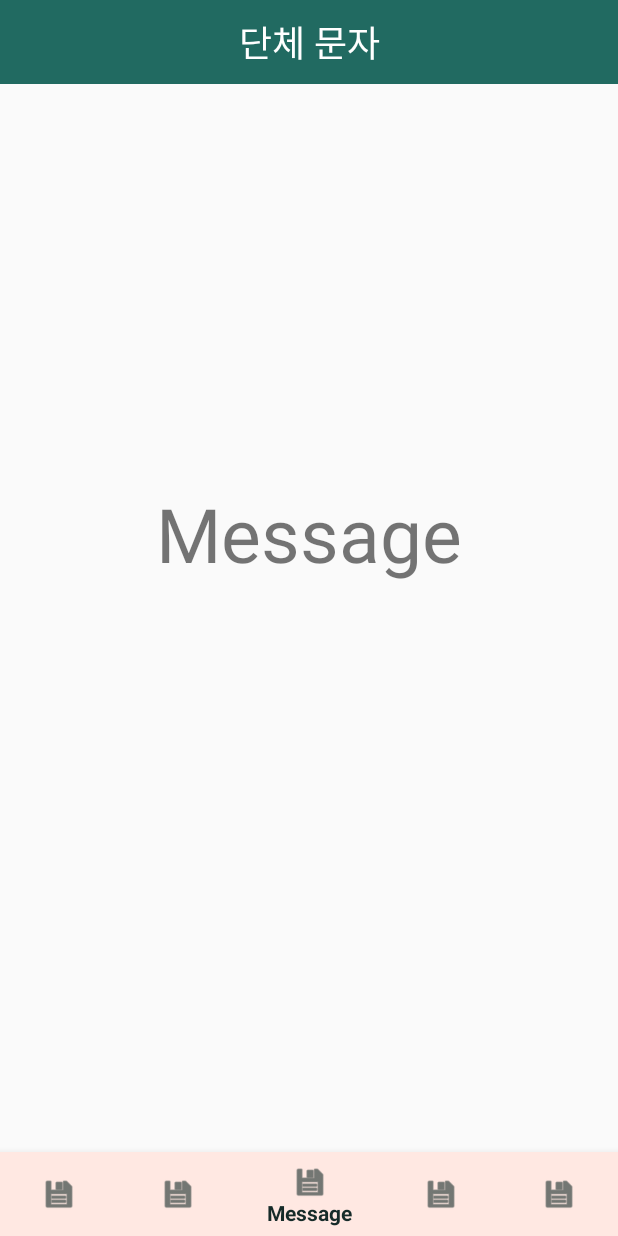
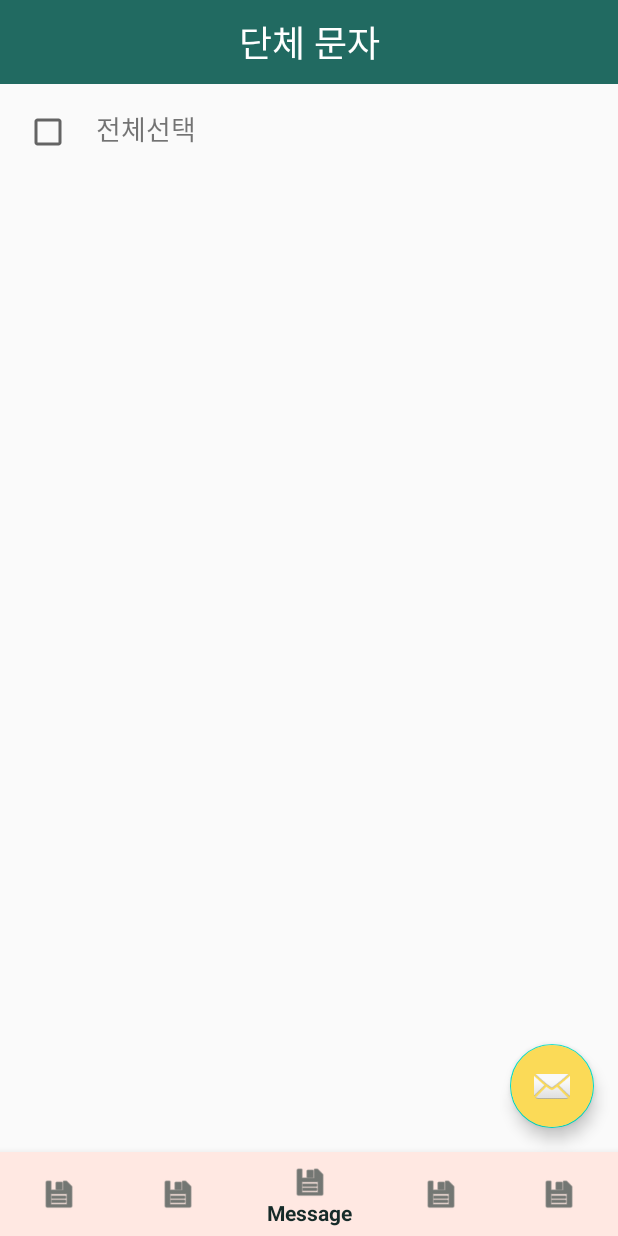
Before and after one commit to CyberVickey/attendance, an Android app: the MainActivity screen opened directly, with no data from a screen before it, item 3 of the bottom bar chosen, on a phone screen of 412 x 824 dp. Run offline under Robolectric (Android 15) with nearby library versions, the phone set to English and light mode, and no system bars.

```diff
--- /dev/null
+++ b/app/src/main/java/com/jmnl2020/attendanceapp3/AdapterMessageFragment.java
@@ -0,0 +1,54 @@
+package com.jmnl2020.attendanceapp3;
+
+import android.content.Context;
+import android.view.LayoutInflater;
+import android.view.View;
+import android.view.ViewGroup;
+import android.widget.BaseAdapter;
+import android.widget.TextView;
+
+import java.util.ArrayList;
+
+public class AdapterMessageFragment extends BaseAdapter {
+
+    //adapter에 추가된 데이터를 저장하기 위한 ArrayList
+    ArrayList<ItemMessageFragment> items = new ArrayList<>();
+
+    public AdapterMessageFragment() { // constructor
+
+    }
+
+    @Override
+    public int getCount() {
+        //1.
+        return items.size();
+    }
+
+    @Override
+    public Object getItem(int position) {
+        return items.get(position);
+    }
+
+    @Override//3. 지정한 위치(position)에 있는 데이터와 관계된 아이템 ID를 리턴 : 필수 !!!
+    public long getItemId(int position) {
+        return position;
+    }
+
+    @Override
+    public View getView(int position, View convertView, ViewGroup parent) {
+        //2. position에 위치한 데이터를 화면에 출력하는데 사용될 View를 리턴 : 필수!!
+        final int pos = position;
+        final Context context = parent.getContext();
+
+        // listview item 레이아웃을 inflate -> convertView 참조를 가져와야함
+        if (convertView == null) {
+            LayoutInflater inflater = (LayoutInflater) context.getSystemService(Context.LAYOUT_INFLATER_SERVICE);
+            convertView = inflater.inflate(R.layout.item_message, parent, false);
+        }
+
+        //화면에 표시될 View (Layout이 inflate된 뷰) 로부터 위젯에 대한 참조 획득
+        TextView tv = convertView.findViewById(R.id.tv_nameMsg);
+
+        return convertView;
+    }
+}
--- a/app/src/main/java/com/jmnl2020/attendanceapp3/FragmentMessage.java
+++ b/app/src/main/java/com/jmnl2020/attendanceapp3/FragmentMessage.java
@@ -5,17 +5,32 @@ import android.os.Bundle;
 import android.view.LayoutInflater;
 import android.view.View;
 import android.view.ViewGroup;
+import android.widget.ListView;
 
 import androidx.annotation.NonNull;
 import androidx.annotation.Nullable;
 import androidx.fragment.app.Fragment;
 
+import java.util.ArrayList;
+
 public class FragmentMessage extends Fragment {
 
     Context context;
 
+    ListView listView;
+    ArrayList<ItemMessageFragment> listItem = new ArrayList<>();
+    AdapterMessageFragment adapter = new AdapterMessageFragment();;
+
     public FragmentMessage(Context context) {
         this.context = context;
+    }
+
+    @Override
+    public void onCreate(@Nullable Bundle savedInstanceState) {
+        super.onCreate(savedInstanceState);
+
+        listItem.add(new ItemMessageFragment("김학생"));
+
     }
 
     @Nullable
@@ -23,6 +38,9 @@ public class FragmentMessage extends Fragment {
     public View onCreateView(@NonNull LayoutInflater inflater, @Nullable ViewGroup container, @Nullable Bundle savedInstanceState) {
         View view = inflater.inflate(R.layout.fragment_message, container, false);
 
+        listView = view.findViewById(R.id.listview_msgfg);
+        listView.setAdapter(adapter);
+
         return view;
     }
 }
--- /dev/null
+++ b/app/src/main/java/com/jmnl2020/attendanceapp3/ItemMessageFragment.java
@@ -0,0 +1,18 @@
+package com.jmnl2020.attendanceapp3;
+
+public class ItemMessageFragment {
+
+    String name;
+
+    public ItemMessageFragment(String name) {
+        this.name = name;
+    }
+
+    public String getName() {
+        return name;
+    }
+
+    public void setName(String name) {
+        this.name = name;
+    }
+}
--- a/app/src/main/java/com/jmnl2020/attendanceapp3/MainActivity.java
+++ b/app/src/main/java/com/jmnl2020/attendanceapp3/MainActivity.java
@@ -48,6 +48,7 @@ public class MainActivity extends AppCompatActivity {
 
                 //프레그먼트 작업 트랜잭션 시작
                 FragmentTransaction tran = fragmentManager.beginTransaction();
+                tran.addToBackStack(null); // fragment를 백 스택에 저장
 
                 switch ( menuItem.getItemId() ){
                     case R.id.menu_calendar:
--- /dev/null
+++ b/app/src/main/res/drawable/line_divider.xml
@@ -0,0 +1,11 @@
+<?xml version="1.0" encoding="utf-8"?>
+<shape xmlns:android="http://schemas.android.com/apk/res/android"
+    android:shape="rectangle">
+
+    <size
+        android:width="1dp"
+        android:height="1dp" />
+
+    <solid android:color="@color/myColorDeepdark" />
+
+</shape>
--- a/app/src/main/res/layout/activity_main.xml
+++ b/app/src/main/res/layout/activity_main.xml
@@ -11,11 +11,10 @@
     <RelativeLayout
         android:id="@+id/container"
         android:layout_width="match_parent"
-        android:layout_height="match_parent"
+        android:layout_height="0dp"
+
         android:layout_weight="1"
-        android:layout_marginBottom="?attr/actionBarSize"
-        android:backgroundTint="@color/cardview_dark_background"
-        >
+        android:backgroundTint="@color/cardview_dark_background">
 
 
     </RelativeLayout>
--- a/app/src/main/res/layout/fragment_message.xml
+++ b/app/src/main/res/layout/fragment_message.xml
@@ -1,9 +1,11 @@
 <?xml version="1.0" encoding="utf-8"?>
 <RelativeLayout xmlns:android="http://schemas.android.com/apk/res/android"
     android:layout_width="match_parent"
-    android:layout_height="match_parent">
+    android:layout_height="match_parent"
+    xmlns:app="http://schemas.android.com/apk/res-auto">
 
     <TextView
+        android:id="@+id/tv_appbar"
         android:layout_width="match_parent"
         android:layout_height="?android:actionBarSize"
         android:text="@string/fragment3"
@@ -13,11 +15,42 @@
         android:background="@color/myColorDark"
         android:layout_alignParentTop="true"/>
 
+    <CheckBox
+        android:id="@+id/cb"
+        android:layout_width="wrap_content"
+        android:layout_height="wrap_content"
+        android:layout_margin="16dp"
+        android:layout_below="@id/tv_appbar"
+        />
+
     <TextView
         android:layout_width="wrap_content"
         android:layout_height="wrap_content"
-        android:layout_centerInParent="true"
-        android:text="Message"
-        android:textSize="50sp"/>
+        android:text="전체선택"
+        android:layout_toRightOf="@+id/cb"
+        android:layout_alignBaseline="@+id/cb"
+        android:textSize="18sp"
+        />
+
+    <ListView
+        android:id="@+id/listview_msgfg"
+        android:layout_width="match_parent"
+        android:layout_height="wrap_content"
+        android:layout_below="@id/cb"
+        android:orientation="vertical"
+        android:choiceMode="multipleChoice"
+        />
+
+    <com.google.android.material.floatingactionbutton.FloatingActionButton
+        android:layout_width="wrap_content"
+        android:layout_height="wrap_content"
+        android:backgroundTint="@color/myColorLemon"
+        android:src="@android:drawable/ic_dialog_email"
+        android:layout_alignParentBottom="true"
+        android:layout_alignParentRight="true"
+        android:layout_margin="16dp"
+        android:elevation="8dp"
+        android:onClick="clickSendMsg"
+        />
 
 </RelativeLayout>
--- a/app/src/main/res/layout/fragment_student.xml
+++ b/app/src/main/res/layout/fragment_student.xml
@@ -18,7 +18,7 @@
     <androidx.recyclerview.widget.RecyclerView
         android:id="@+id/recyclerview_frg4"
         android:layout_width="match_parent"
-        android:layout_height="wrap_content"
+        android:layout_height="match_parent"
         android:layout_below="@id/tv_appbar"
         app:layoutManager="androidx.recyclerview.widget.LinearLayoutManager"
         android:orientation="vertical"
@@ -26,4 +26,5 @@
 
 <!--  divider 구분선 넣는 방법 찾아내기!!!!!!!!!!!  -->
 
+
 </RelativeLayout>
```
Also changed, not shown: app/src/main/java/com/jmnl2020/attendanceapp3/CheckableLinearLayout.java (added, +53 -0 lines), app/src/main/java/com/jmnl2020/attendanceapp3/FragmentStudent.java (+31 -0 lines), app/src/main/java/com/jmnl2020/attendanceapp3/recyclerItemDivider.java (added, +44 -0 lines), app/src/main/res/layout/item_message.xml (added, +27 -0 lines), app/src/main/res/layout/item_student.xml (+14 -3 lines).
